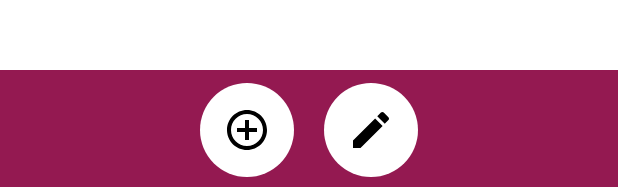
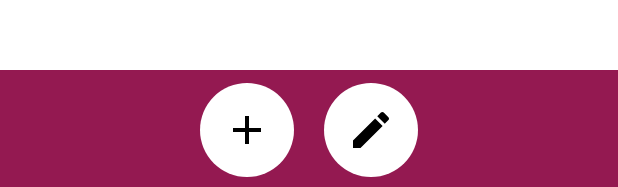
Before and after one commit to MickaelMoon/Android-NotaBene, an Android app: the layout activity_main.xml on its own in the app's theme, with its tools: preview values and no code run, on a phone screen of 412 x 824 dp. Shown: the part 1046-1233 px from the top of the screen. Run offline under Robolectric (Android 15) with nearby library versions, the phone set to English and light mode, and no system bars; network calls fail.

Commit message:
changed logo add

```diff
--- a/app/src/main/res/drawable/ic_create.xml
+++ b/app/src/main/res/drawable/ic_create.xml
@@ -1,11 +1,5 @@
-<vector
-    android:height="32dp"
-    android:tint="#FFFFFF"
-    android:viewportHeight="24"
-    android:viewportWidth="24"
-    android:width="32dp"
-    xmlns:android="http://schemas.android.com/apk/res/android">
-    <path
-        android:fillColor="@android:color/white"
-        android:pathData="M13,7h-2v4L7,11v2h4v4h2v-4h4v-2h-4L13,7zM12,2C6.48,2 2,6.48 2,12s4.48,10 10,10 10,-4.48 10,-10S17.52,2 12,2zM12,20c-4.41,0 -8,-3.59 -8,-8s3.59,-8 8,-8 8,3.59 8,8 -3.59,8 -8,8z"/>
+<vector android:height="32dp" android:tint="#FFFFFF"
+    android:viewportHeight="24" android:viewportWidth="24"
+    android:width="32dp" xmlns:android="http://schemas.android.com/apk/res/android">
+    <path android:fillColor="@android:color/white" android:pathData="M19,13h-6v6h-2v-6H5v-2h6V5h2v6h6v2z"/>
 </vector>
```
